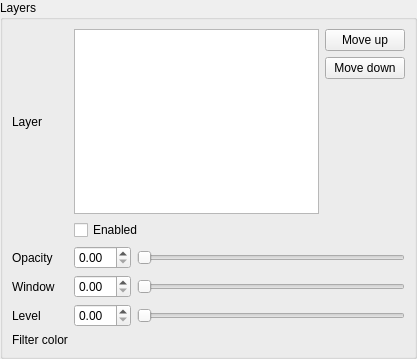
Old version of the form src/LayersWidget.ui in the repository ManiVaultStudio/ImageViewerPlugin.
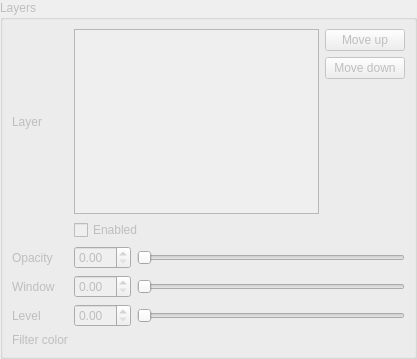
New version of the form.

What changed in the file:
```diff
--- a/src/LayersWidget.ui
+++ b/src/LayersWidget.ui
@@ -37,6 +37,9 @@
    </property>
    <item row="0" column="0">
     <widget class="QGroupBox" name="layersGroupBox">
+     <property name="enabled">
+      <bool>false</bool>
+     </property>
      <property name="title">
       <string>Layers</string>
      </property>
```
